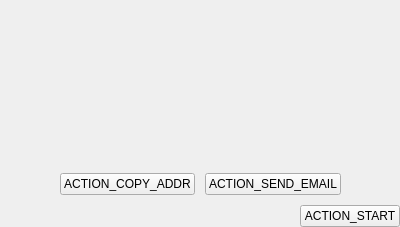
This is parsec/core/gui/forms/greet_device_instructions_widget.ui in Scille/parsec-cloud as Qt 5 draws it before an edit. The edited form follows.
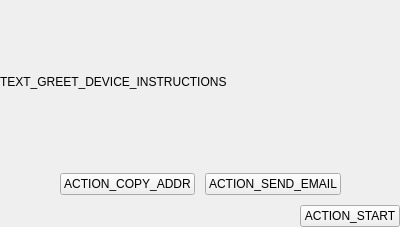
This is the edited form.

The edit to the form file:
```diff
--- a/parsec/core/gui/forms/greet_device_instructions_widget.ui
+++ b/parsec/core/gui/forms/greet_device_instructions_widget.ui
@@ -38,7 +38,7 @@
       </sizepolicy>
      </property>
      <property name="text">
-      <string/>
+      <string>TEXT_GREET_DEVICE_INSTRUCTIONS</string>
      </property>
      <property name="wordWrap">
       <bool>true</bool>
```
